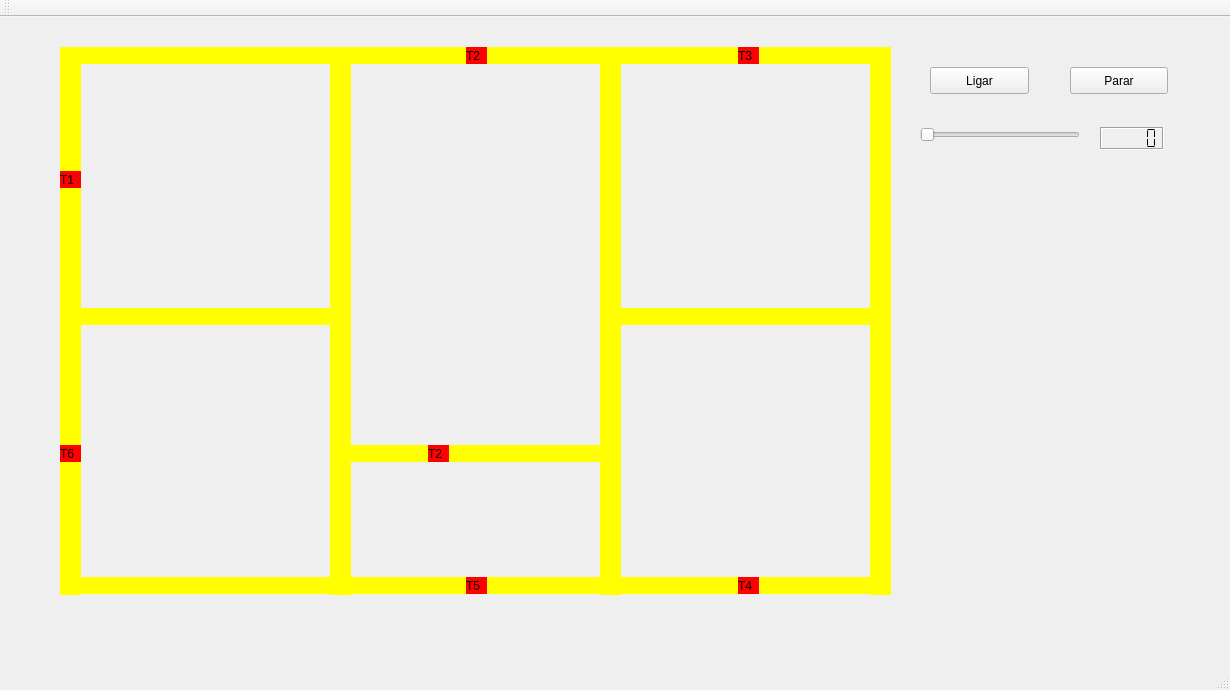
The window that mainwindow.ui (NeptUser/trabalhoTrens_SO) describes before a commit, drawn with Qt 5.
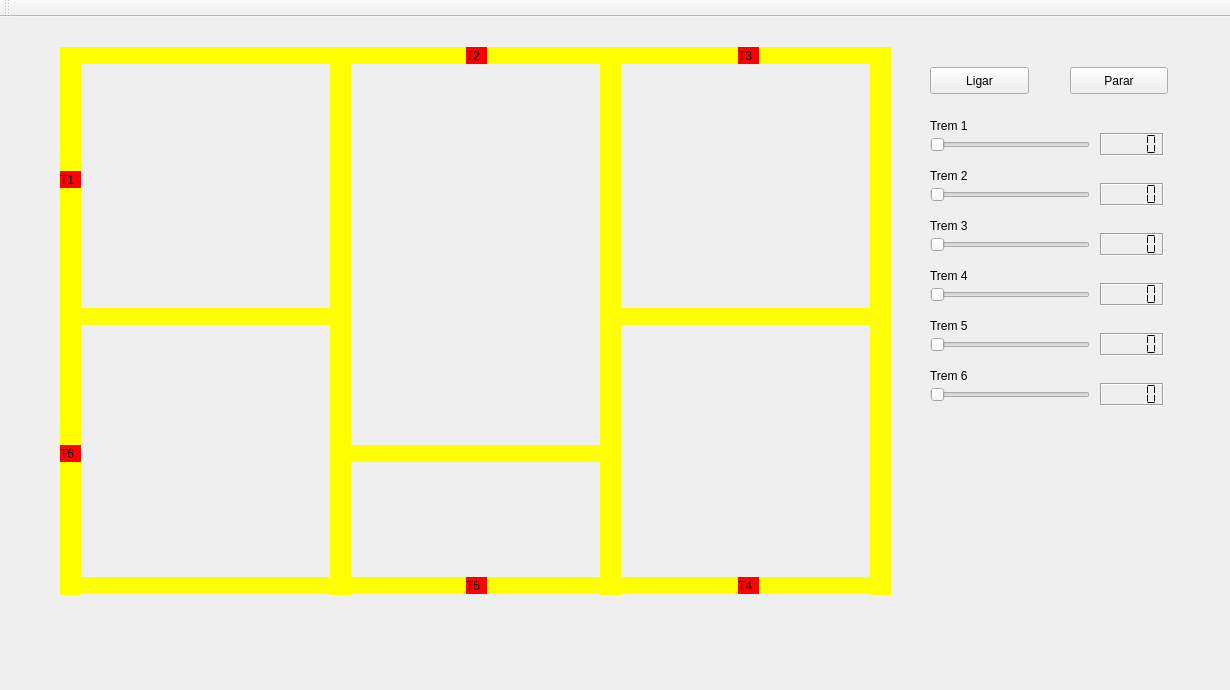
The same window after the commit.

Patch:
```diff
--- a/mainwindow.ui
+++ b/mainwindow.ui
@@ -348,7 +348,7 @@
     <property name="geometry">
      <rect>
       <x>1100</x>
-      <y>110</y>
+      <y>116</y>
       <width>64</width>
       <height>23</height>
      </rect>
@@ -369,12 +369,15 @@
    <widget class="QSlider" name="horizontalSlider">
     <property name="geometry">
      <rect>
-      <x>920</x>
-      <y>110</y>
+      <x>930</x>
+      <y>120</y>
       <width>160</width>
       <height>16</height>
      </rect>
     </property>
+    <property name="maximum">
+     <number>200</number>
+    </property>
     <property name="orientation">
      <enum>Qt::Orientation::Horizontal</enum>
     </property>
@@ -382,17 +385,269 @@
    <widget class="QLabel" name="label_trem2_2">
     <property name="geometry">
      <rect>
-      <x>428</x>
-      <y>428</y>
-      <width>21</width>
-      <height>17</height>
+      <x>930</x>
+      <y>100</y>
+      <width>66</width>
+      <height>18</height>
      </rect>
     </property>
-    <property name="styleSheet">
-     <string notr="true">QLabel { background: red}</string>
+    <property name="text">
+     <string>Trem 1</string>
     </property>
+   </widget>
+   <widget class="QLCDNumber" name="lcdNumber_2">
+    <property name="geometry">
+     <rect>
+      <x>1100</x>
+      <y>166</y>
+      <width>64</width>
+      <height>23</height>
+     </rect>
+    </property>
+    <property name="autoFillBackground">
+     <bool>true</bool>
+    </property>
+    <property name="frameShape">
+     <enum>QFrame::Shape::Box</enum>
+    </property>
+    <property name="frameShadow">
+     <enum>QFrame::Shadow::Sunken</enum>
+    </property>
+    <property name="segmentStyle">
+     <enum>QLCDNumber::SegmentStyle::Flat</enum>
+    </property>
+   </widget>
+   <widget class="QSlider" name="sliderTrem2">
+    <property name="geometry">
+     <rect>
+      <x>930</x>
+      <y>170</y>
+      <width>160</width>
+      <height>16</height>
+     </rect>
+    </property>
+    <property name="maximum">
+     <number>200</number>
+    </property>
+    <property name="orientation">
+     <enum>Qt::Orientation::Horizontal</enum>
+    </property>
+   </widget>
+   <widget class="QLabel" name="label_2">
+    <property name="geometry">
+     <rect>
+      <x>930</x>
+      <y>150</y>
+      <width>66</width>
+      <height>18</height>
+     </rect>
+    </property>
     <property name="text">
-     <string>T2</string>
+     <string>Trem 2</string>
+    </property>
+   </widget>
+   <widget class="QLCDNumber" name="lcdNumber_3">
+    <property name="geometry">
+     <rect>
+      <x>1100</x>
+      <y>216</y>
+      <width>64</width>
+      <height>23</height>
+     </rect>
+    </property>
+    <property name="autoFillBackground">
+     <bool>true</bool>
+    </property>
+    <property name="frameShape">
+     <enum>QFrame::Shape::Box</enum>
+    </property>
+    <property name="frameShadow">
+     <enum>QFrame::Shadow::Sunken</enum>
+    </property>
+    <property name="segmentStyle">
+     <enum>QLCDNumber::SegmentStyle::Flat</enum>
+    </property>
+   </widget>
+   <widget class="QSlider" name="sliderTrem3">
+    <property name="geometry">
+     <rect>
+      <x>930</x>
+      <y>220</y>
+      <width>160</width>
+      <height>16</height>
+     </rect>
+    </property>
+    <property name="maximum">
+     <number>200</number>
+    </property>
+    <property name="orientation">
+     <enum>Qt::Orientation::Horizontal</enum>
+    </property>
+   </widget>
+   <widget class="QLabel" name="label_3">
+    <property name="geometry">
+     <rect>
+      <x>930</x>
+      <y>200</y>
+      <width>66</width>
+      <height>18</height>
+     </rect>
+    </property>
+    <property name="text">
+     <string>Trem 3</string>
+    </property>
+   </widget>
+   <widget class="QLCDNumber" name="lcdNumber_4">
+    <property name="geometry">
+     <rect>
+      <x>1100</x>
+      <y>266</y>
+      <width>64</width>
+      <height>23</height>
+     </rect>
+    </property>
+    <property name="autoFillBackground">
+     <bool>true</bool>
+    </property>
+    <property name="frameShape">
+     <enum>QFrame::Shape::Box</enum>
+    </property>
+    <property name="frameShadow">
+     <enum>QFrame::Shadow::Sunken</enum>
+    </property>
+    <property name="segmentStyle">
+     <enum>QLCDNumber::SegmentStyle::Flat</enum>
+    </property>
+   </widget>
+   <widget class="QSlider" name="sliderTrem4">
+    <property name="geometry">
+     <rect>
+      <x>930</x>
+      <y>270</y>
+      <width>160</width>
+      <height>16</height>
+     </rect>
+    </property>
+    <property name="maximum">
+     <number>200</number>
+    </property>
+    <property name="orientation">
+     <enum>Qt::Orientation::Horizontal</enum>
+    </property>
+   </widget>
+   <widget class="QLabel" name="label_4">
+    <property name="geometry">
+     <rect>
+      <x>930</x>
+      <y>250</y>
+      <width>66</width>
+      <height>18</height>
+     </rect>
+    </property>
+    <property name="text">
+     <string>Trem 4</string>
+    </property>
+   </widget>
+   <widget class="QLCDNumber" name="lcdNumber_5">
+    <property name="geometry">
+     <rect>
+      <x>1100</x>
+      <y>316</y>
+      <width>64</width>
+      <height>23</height>
+     </rect>
+    </property>
+    <property name="autoFillBackground">
+     <bool>true</bool>
+    </property>
+    <property name="frameShape">
+     <enum>QFrame::Shape::Box</enum>
+    </property>
+    <property name="frameShadow">
+     <enum>QFrame::Shadow::Sunken</enum>
+    </property>
+    <property name="segmentStyle">
+     <enum>QLCDNumber::SegmentStyle::Flat</enum>
+    </property>
+   </widget>
+   <widget class="QSlider" name="sliderTrem5">
+    <property name="geometry">
+     <rect>
+      <x>930</x>
+      <y>320</y>
+      <width>160</width>
+      <height>16</height>
+     </rect>
+    </property>
+    <property name="maximum">
+     <number>200</number>
+    </property>
+    <property name="orientation">
+     <enum>Qt::Orientation::Horizontal</enum>
+    </property>
+   </widget>
+   <widget class="QLabel" name="label_5">
+    <property name="geometry">
+     <rect>
+      <x>930</x>
+      <y>300</y>
+      <width>66</width>
+      <height>18</height>
+     </rect>
+    </property>
+    <property name="text">
+     <string>Trem 5</string>
+    </property>
+   </widget>
+   <widget class="QLCDNumber" name="lcdNumber_6">
+    <property name="geometry">
+     <rect>
+      <x>1100</x>
+      <y>366</y>
+      <width>64</width>
+      <height>23</height>
+     </rect>
+    </property>
+    <property name="autoFillBackground">
+     <bool>true</bool>
+    </property>
+    <property name="frameShape">
+     <enum>QFrame::Shape::Box</enum>
+    </property>
+    <property name="frameShadow">
+     <enum>QFrame::Shadow::Sunken</enum>
+    </property>
+    <property name="segmentStyle">
+     <enum>QLCDNumber::SegmentStyle::Flat</enum>
+    </property>
+   </widget>
+   <widget class="QSlider" name="sliderTrem6">
+    <property name="geometry">
+     <rect>
+      <x>930</x>
+      <y>370</y>
+      <width>160</width>
+      <height>16</height>
+     </rect>
+    </property>
+    <property name="maximum">
+     <number>200</number>
+    </property>
+    <property name="orientation">
+     <enum>Qt::Orientation::Horizontal</enum>
+    </property>
+   </widget>
+   <widget class="QLabel" name="label_6">
+    <property name="geometry">
+     <rect>
+      <x>930</x>
+      <y>350</y>
+      <width>66</width>
+      <height>18</height>
+     </rect>
+    </property>
+    <property name="text">
+     <string>Trem 6</string>
     </property>
    </widget>
    <zorder>trilho01</zorder>
@@ -438,7 +693,6 @@
     <bool>false</bool>
    </attribute>
   </widget>
-  <widget class="QStatusBar" name="statusBar"/>
  </widget>
  <layoutdefault spacing="6" margin="11"/>
  <resources/>
```
Left out of the diff: 105 changed lines with no effect on the pictures.
